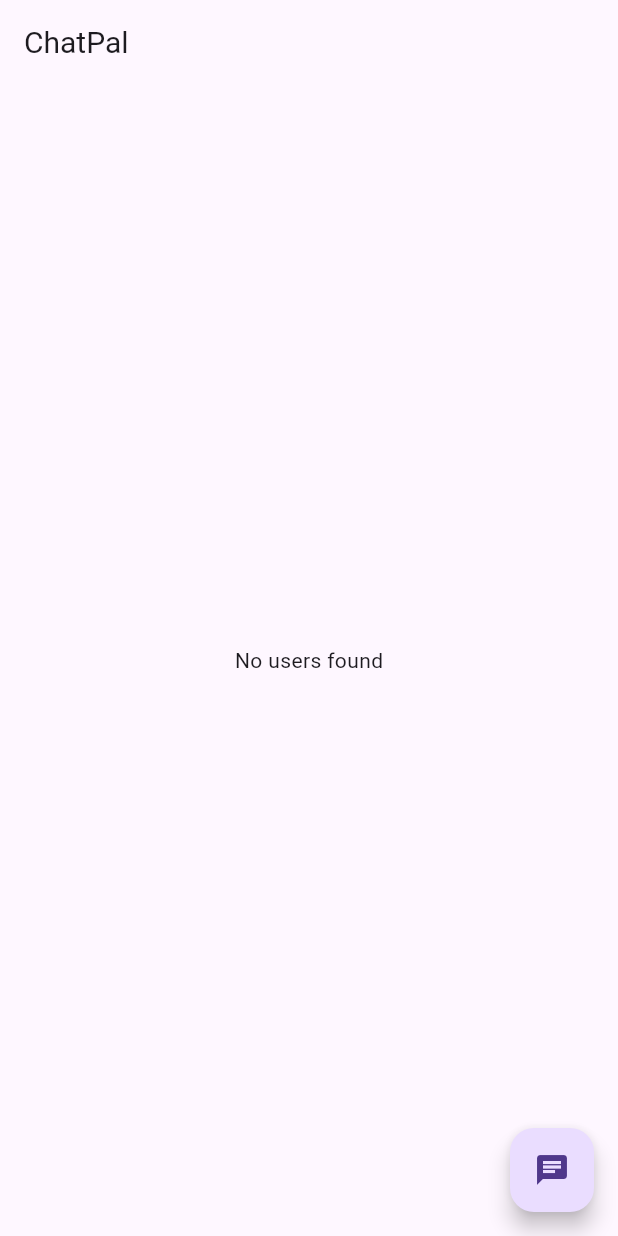
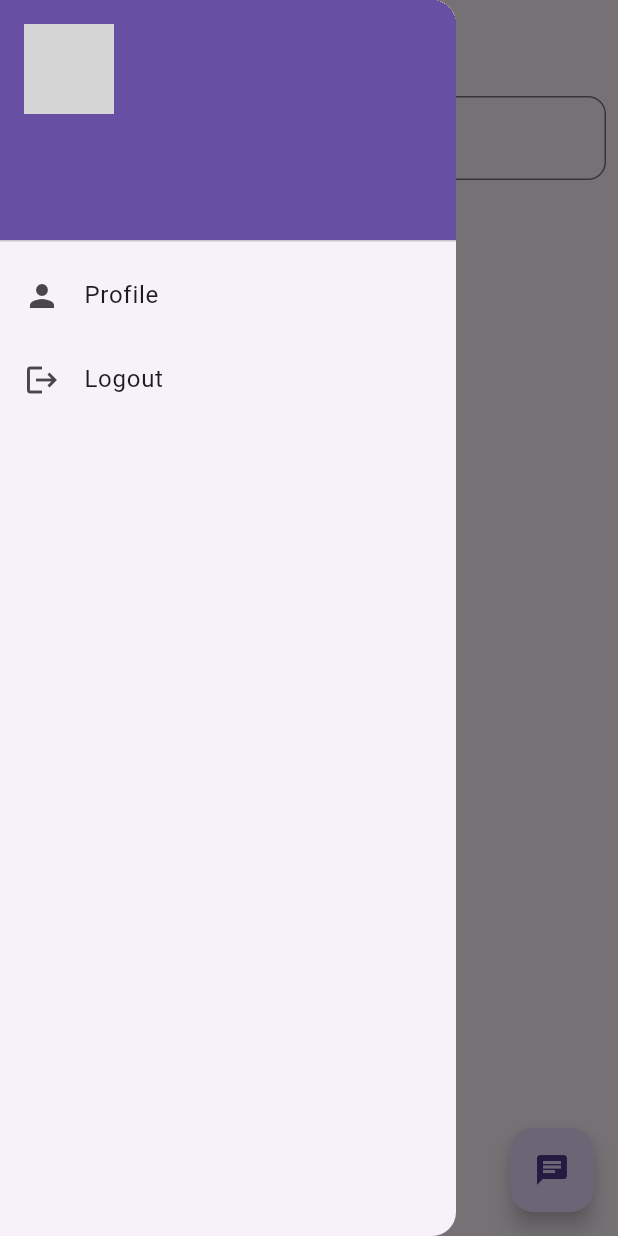
Before and after one commit to kumarvarun3834/chatpal, a Flutter app: the HomeScreen screen opened directly, with the side drawer open (before the commit the screen has no drawer), on a phone screen of 412 x 824 dp. Run offline on Flutter 3.47's test engine with Material 3 defaults, Android fonts, the phone set to English and light mode, and no system bars; our stand-ins replace cloud_firestore, firebase_auth, firebase_core, firebase_storage, image_picker; missing offline and left inert: firebase_app_check; accounts and stored records are empty; network calls fail; grey boxes are pictures that could not be loaded.

Commit message:
able to logged in

```diff
--- a/lib/screens/home_screen.dart
+++ b/lib/screens/home_screen.dart
@@ -1,8 +1,8 @@
 import 'package:flutter/material.dart';
 import 'package:chatpal/screens/chat_screen.dart';
+import 'package:chatpal/screens/profile_module.dart';
 import 'package:chatpal/models/user_model.dart';
-import 'package:chatpal/services/firestore_service.dart' as firestore_service;
-import 'package:chatpal/models/message_model.dart';
+import 'package:firebase_auth/firebase_auth.dart';
 
 class HomeScreen extends StatefulWidget {
   @override
@@ -11,7 +11,11 @@ class HomeScreen extends StatefulWidget {
 
 class _HomeScreenState extends State<HomeScreen> {
   final FirestoreService _firestoreService = FirestoreService();
-  List<UserModel> users = []; // Placeholder for users list
+  final FirebaseAuth _auth = FirebaseAuth.instance;
+
+  List<UserModel> users = []; // all users
+  List<UserModel> filteredUsers = []; // filtered by search
+  String searchQuery = '';
 
   @override
   void initState() {
@@ -20,10 +24,25 @@ class _HomeScreenState extends State<HomeScreen> {
   }
 
   void fetchUsers() async {
-    // Example: fetch all users (implement search/filter later)
-    List<UserModel> fetchedUsers = await _firestoreService.searchUsersByName('');
+    List<UserModel> fetchedUsers = await _firestoreService.getAllUsers();
     setState(() {
       users = fetchedUsers;
+      filteredUsers = fetchedUsers;
+    });
+  }
+
+  void logout() async {
+    await _auth.signOut();
+    Navigator.of(context).pushReplacementNamed('/login');
+  }
+
+  void _filterUsers(String query) {
+    final lowerQuery = query.toLowerCase();
+    setState(() {
+      searchQuery = query;
+      filteredUsers = users
+          .where((user) => user.name.toLowerCase().contains(lowerQuery))
+          .toList();
     });
   }
 
@@ -38,20 +57,83 @@ class _HomeScreenState extends State<HomeScreen> {
           style: TextStyle(fontSize: 20 * textScale),
         ),
       ),
-      body: users.isEmpty
+      drawer: Drawer(
+        child: ListView(
+          padding: EdgeInsets.zero,
+          children: [
+            DrawerHeader(
+              decoration: BoxDecoration(color: Theme.of(context).primaryColor),
+              child: Column(
+                crossAxisAlignment: CrossAxisAlignment.start,
+                children: [
+                  CircleAvatar(
+                    radius: 30,
+                    backgroundImage: NetworkImage(
+                      'https://i.pravatar.cc/150?img=3',
+                    ),
+                  ),
+                  SizedBox(height: 10),
+                  Text(
+                    _auth.currentUser?.email ?? 'No Email',
+                    style: TextStyle(color: Colors.white, fontSize: 16),
+                  ),
+                ],
+              ),
+            ),
+            ListTile(
+              leading: Icon(Icons.person),
+              title: Text('Profile'),
+              onTap: () {
+                Navigator.push(
+                  context,
+                  MaterialPageRoute(
+                    builder: (_) => ProfileSetupScreen(
+                      email: _auth.currentUser?.email ?? '',
+                    ),
+                  ),
+                );
+              },
+            ),
+            ListTile(
+              leading: Icon(Icons.logout),
+              title: Text('Logout'),
+              onTap: logout,
+            ),
+          ],
+        ),
+      ),
+      body: Column(
+        children: [
+          // 🔹 Search bar
+          Padding(
+            padding: const EdgeInsets.all(8.0),
+            child: TextField(
+              decoration: InputDecoration(
+                hintText: 'Search users...',
+                prefixIcon: Icon(Icons.search),
+                border: OutlineInputBorder(
+                  borderRadius: BorderRadius.circular(12),
+                ),
+              ),
+              onChanged: _filterUsers,
+            ),
+          ),
+
+          // 🔹 Users list
+          Expanded(
+            child: filteredUsers.isEmpty
                 ? Center(child: Text('No users found'))
                 : ListView.builder(
-        itemCount: users.length,
+              itemCount: filteredUsers.length,
               itemBuilder: (context, index) {
-          final user = users[index];
+                final user = filteredUsers[index];
                 return ListTile(
                   leading: CircleAvatar(
                     backgroundImage: user.profilePicture.isNotEmpty
                         ? NetworkImage(user.profilePicture)
                         : null,
-              child: user.profilePicture.isEmpty
-                  ? Icon(Icons.person)
-                  : null,
+                    child:
+                    user.profilePicture.isEmpty ? Icon(Icons.person) : null,
                   ),
                   title: Text(
                     user.name,
@@ -62,7 +144,6 @@ class _HomeScreenState extends State<HomeScreen> {
                     style: TextStyle(fontSize: 14 * textScale),
                   ),
                   onTap: () {
-              // Navigate to ChatScreen with user email
                     Navigator.push(
                       context,
                       MaterialPageRoute(
@@ -73,6 +154,9 @@ class _HomeScreenState extends State<HomeScreen> {
                 );
               },
             ),
+          ),
+        ],
+      ),
       floatingActionButton: FloatingActionButton(
         onPressed: () {
           // Implement search or new chat functionality later
--- /dev/null
+++ b/lib/screens/profile_screen.dart
@@ -0,0 +1 @@
+// TODO Implement this library.
```
Also changed, not shown: lib/main.dart (+7 -0 lines), lib/models/user_model.dart (+33 -11 lines), lib/screens/signup_screen.dart (+31 -8 lines), lib/test.dart (added, +105 -0 lines), pubspec.yaml (+7 -6 lines), pubspec.lock, 1 other file. Lines whose indentation alone changed are shown as unchanged.
